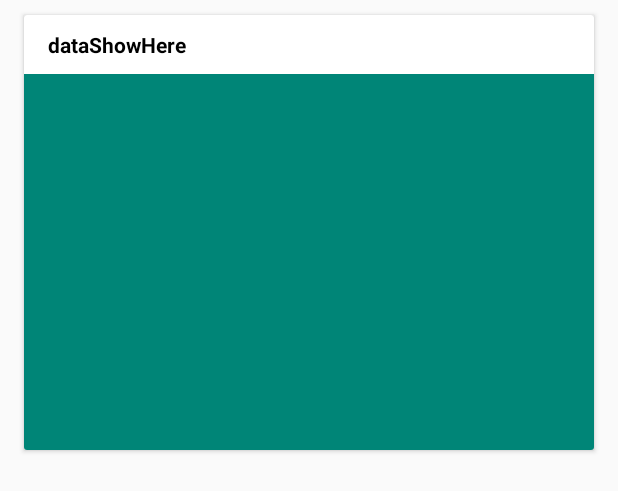
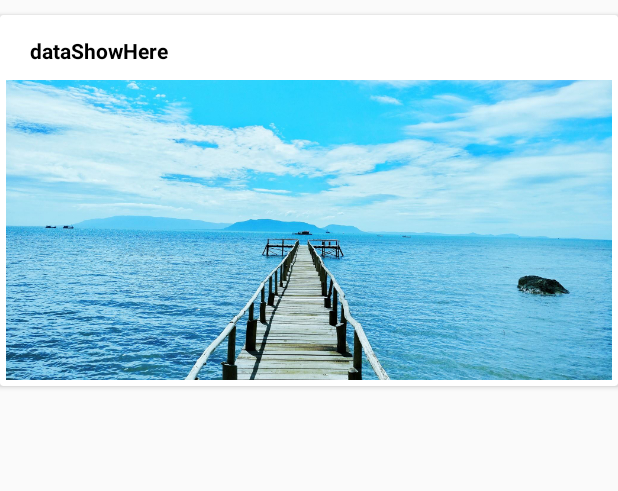
Before and after one commit to legendaryteamdev/let-s-travel, an Android app: the layout home_recycler_list.xml on its own in the app's theme, with its tools: preview values and no code run, on a phone screen of 412 x 824 dp. Shown: the top 491 px of the screen. Run offline under Robolectric (Android 15) with nearby library versions, the phone set to English and light mode, and no system bars.

Commit message:
insert Image

```diff
--- a/app/build.gradle
+++ b/app/build.gradle
@@ -38,6 +38,4 @@ dependencies {
     implementation "com.google.android.gms:play-services-location:11.4.0"
 
 
-
-
 }
--- a/app/src/main/java/adapter/HomeAdapter.kt
+++ b/app/src/main/java/adapter/HomeAdapter.kt
@@ -17,7 +17,7 @@ class HomeAdapter(private val myDataset: Array<String>) :
 
 
     override fun onCreateViewHolder(p0: ViewGroup, p1: Int): HomeAdapter.ViewHolder {
-        val v = LayoutInflater.from(p0?.context).inflate(R.layout.home_recycler_list, p0, false)
+        val v = LayoutInflater.from(p0.context).inflate(R.layout.home_recycler_list, p0, false)
         return ViewHolder(v)
     }
 
@@ -26,7 +26,7 @@ class HomeAdapter(private val myDataset: Array<String>) :
     }
 
     override fun onBindViewHolder(holder: HomeAdapter.ViewHolder, position: Int) {
-        holder?.mProvinceName?.text = myDataset[position]
+        holder.mProvinceName?.text = myDataset[position]
 
 
     }
--- a/app/src/main/java/com/example/lets_travel/MainActivity.kt
+++ b/app/src/main/java/com/example/lets_travel/MainActivity.kt
@@ -4,6 +4,7 @@ import android.os.Bundle
 import android.support.design.widget.BottomNavigationView
 import android.support.v4.app.Fragment
 import android.support.v7.app.AppCompatActivity
+import android.view.Window
 import kotlinx.android.synthetic.main.activity_main.*
 
 class MainActivity : AppCompatActivity() {
@@ -42,6 +43,7 @@ class MainActivity : AppCompatActivity() {
     override fun onCreate(savedInstanceState: Bundle?) {
         super.onCreate(savedInstanceState)
         setContentView(R.layout.activity_main)
+
         replaceFragment(HomeFragment())
         bottomNavigation.setOnNavigationItemSelectedListener(mOnNavigationItemSelectedListener)
     }
--- a/app/src/main/res/layout/home_recycler_list.xml
+++ b/app/src/main/res/layout/home_recycler_list.xml
@@ -3,14 +3,13 @@
         xmlns:android="http://schemas.android.com/apk/res/android"
         xmlns:app="http://schemas.android.com/apk/res-auto"
         android:layout_width="match_parent"
-        android:layout_height="290dp"
+        android:layout_height="wrap_content"
         android:layout_marginTop="10dp"
-        android:background="@color/white"
-        android:layout_marginLeft="16dp"
-        android:layout_marginRight="16dp">
+        android:background="@color/white">
 
     <android.support.constraint.ConstraintLayout android:layout_width="match_parent"
-                                                 android:layout_height="match_parent">
+                                                 android:layout_height="match_parent"
+                                                 android:padding="4dp">
         <TextView
                 android:id="@+id/recycler_text"
                 android:layout_width="wrap_content"
@@ -19,20 +18,18 @@
                 android:textStyle="bold"
                 android:textColor="@color/black"
                 app:layout_constraintTop_toTopOf="parent"
-                android:layout_marginBottom="10dp"
+                android:layout_marginBottom="20dp"
                 app:layout_constraintStart_toStartOf="parent"
-                app:layout_constraintEnd_toEndOf="parent"
-                android:layout_marginEnd="8dp"
-                app:layout_constraintHorizontal_bias="0.0"
                 app:layout_constraintVertical_bias="0.0" android:layout_marginTop="10dp"
                 android:layout_marginStart="16dp"
                 app:layout_constraintBottom_toTopOf="@+id/imageView2"/>
         <ImageView android:layout_width="match_parent"
-                   android:layout_height="0dp"
-                   android:background="@color/colorPrimary"
+                   android:layout_height="200dp"
+                   android:layout_marginTop="10dp"
+                   android:src="@drawable/kdat"
+                   android:scaleType="centerCrop"
                    app:layout_constraintStart_toStartOf="parent"
                    app:layout_constraintEnd_toEndOf="parent"
-                   app:layout_constraintBottom_toBottomOf="parent"
                    app:layout_constraintTop_toBottomOf="@+id/recycler_text"
                    android:id="@+id/imageView2"/>
     </android.support.constraint.ConstraintLayout>
--- a/app/src/main/res/values/styles.xml
+++ b/app/src/main/res/values/styles.xml
@@ -4,8 +4,11 @@
     <style name="AppTheme" parent="Theme.AppCompat.Light.NoActionBar">
         <!-- Customize your theme here. -->
         <item name="colorPrimary">@color/blue_sky</item>
-        <item name="colorPrimaryDark">@color/colorPrimaryDark</item>
+        <item name="colorPrimaryDark">@color/blue_sky</item>
         <item name="colorAccent">@color/colorAccent</item>
+        <item name="android:windowActionBar">false</item>
+        <item name="android:windowNoTitle">true</item>
+        <item name="android:windowFullscreen">true</item>
     </style>
 
 </resources>
```
Also changed, not shown: app/src/main/java/com/example/lets_travel/SettingFragment.kt (added, +21 -0 lines), app/src/main/res/layout/fragment_home.xml (+5 -2 lines), app/src/main/res/layout/fragment_setting.xml (added, +13 -0 lines), app/src/main/res/drawable-xxhdpi/kdat.jpg (added), 3 other files.
